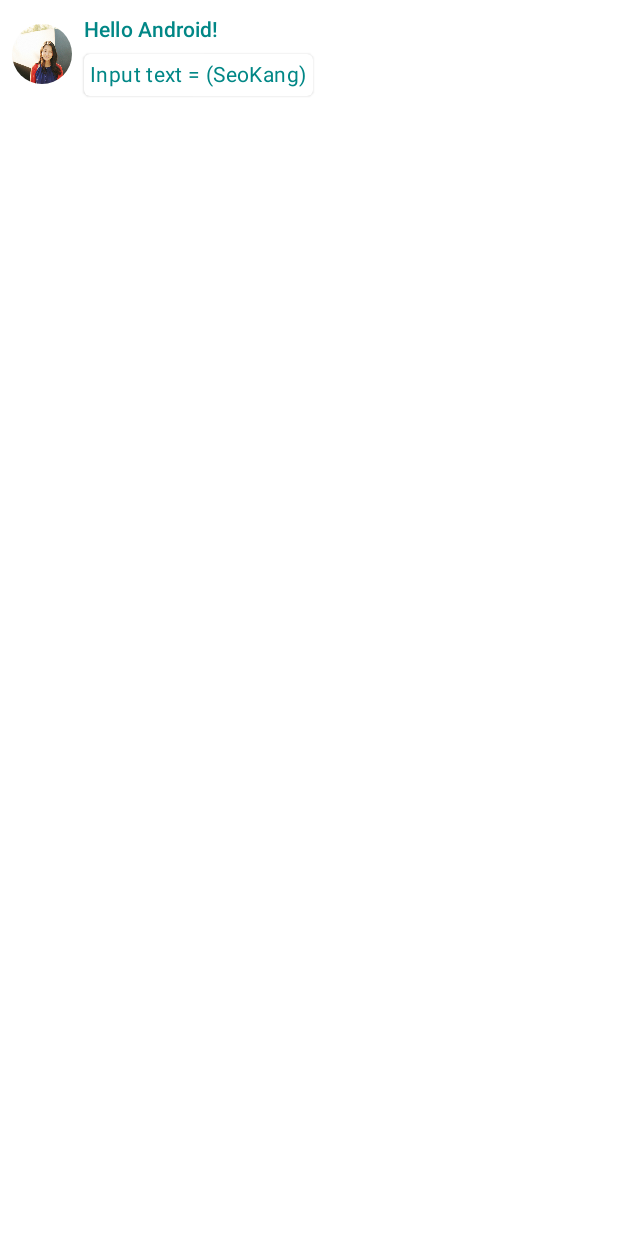
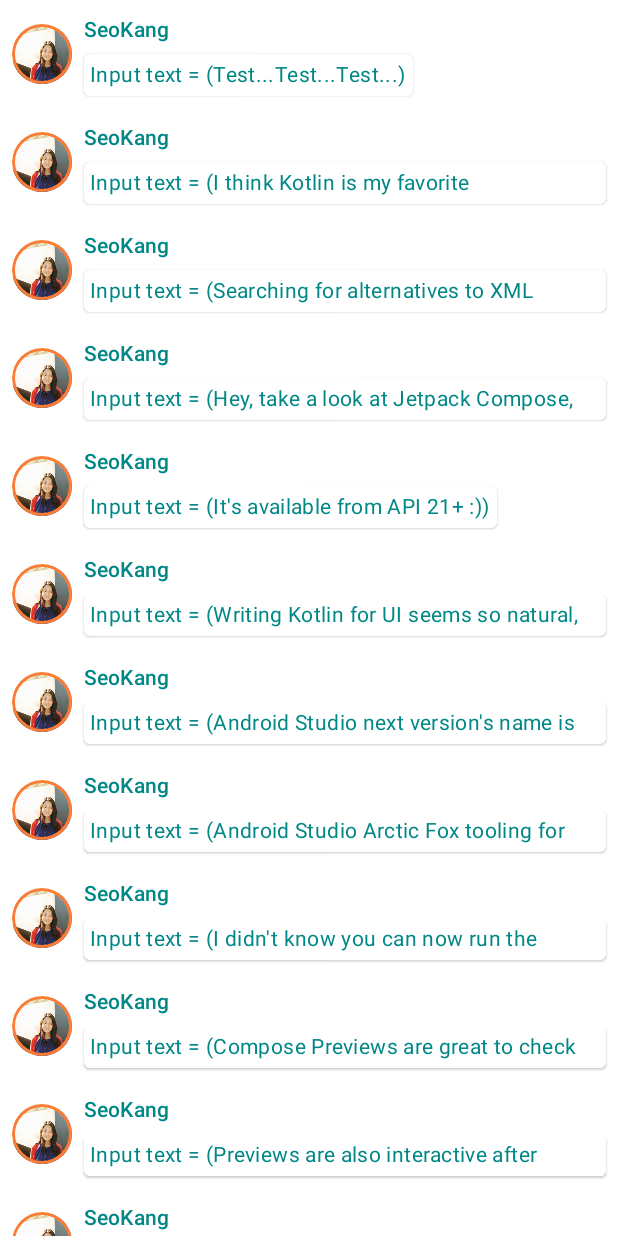
Before and after one commit to Seokang/compose, an Android app built with Jetpack Compose: the screen it shows after launch (MainActivity), on a phone screen of 412 x 824 dp. Run offline under Robolectric (Android 15) with nearby library versions, the phone set to English and light mode, and no system bars.

Commit message:
[ADD] Expand List UI(Like RecyclerView)

```diff
--- a/app/src/main/java/me/seokang/compose/MainActivity.kt
+++ b/app/src/main/java/me/seokang/compose/MainActivity.kt
@@ -6,18 +6,23 @@ import androidx.activity.ComponentActivity
 import androidx.activity.compose.setContent
 import androidx.compose.foundation.Image
 import androidx.compose.foundation.border
+import androidx.compose.foundation.clickable
 import androidx.compose.foundation.layout.*
+import androidx.compose.foundation.lazy.LazyColumn
+import androidx.compose.foundation.lazy.items
 import androidx.compose.foundation.shape.CircleShape
 import androidx.compose.material.MaterialTheme
 import androidx.compose.material.Surface
 import androidx.compose.material.Text
-import androidx.compose.runtime.Composable
+import androidx.compose.runtime.*
 import androidx.compose.ui.Alignment
 import androidx.compose.ui.Modifier
 import androidx.compose.ui.draw.clip
 import androidx.compose.ui.res.painterResource
 import androidx.compose.ui.tooling.preview.Preview
 import androidx.compose.ui.unit.dp
+import me.seokang.compose.data.Message
+import me.seokang.compose.data.SampleData
 import me.seokang.compose.ui.theme.ComposeTheme
 
 class MainActivity : ComponentActivity() {
@@ -25,27 +30,7 @@ class MainActivity : ComponentActivity() {
         super.onCreate(savedInstanceState)
         setContent {
             ComposeTheme {
-                Row(
-                    modifier = Modifier.padding(all = 8.dp),
-                    verticalAlignment = Alignment.CenterVertically,
-                    horizontalArrangement = Arrangement.Center
-                ) {
-                    Image(
-                        painter = painterResource(id = R.drawable.profile_picture),
-                        contentDescription = "Profile Image",
-                        modifier = Modifier
-                            .size(40.dp)
-                            .clip(CircleShape) //Set image size to 40 dp and shaped as a circle
-                    )
-
-                    Spacer(modifier = Modifier.width(8.dp))  // Add a horizontal space between the image and the column
-
-                    Column {
-                        Greeting(name = "Android")
-                        Spacer(modifier = Modifier.height(4.dp)) // Add a vertical space between the Greeting and MessageCard texts
-                        MessageCard("SeoKang");
-                    }
-                }
+                Conversation(messages = SampleData.conversationSample)
             }
         }
     }
@@ -60,42 +45,21 @@ class MainActivity : ComponentActivity() {
 @Composable
 fun DefaultPreview() {
     ComposeTheme {
-        Row(
-            modifier = Modifier.padding(all = 8.dp),
-            verticalAlignment = Alignment.CenterVertically,
-            horizontalArrangement = Arrangement.Center
-        ) {
-            Image(
-                painter = painterResource(id = R.drawable.profile_picture),
-                contentDescription = "Profile Image",
-                modifier = Modifier
-                    .size(40.dp)
-                    .clip(CircleShape) //Set image size to 40 dp and shaped as a circle
-                    .border(1.5.dp, MaterialTheme.colors.secondary, CircleShape)
-            )
-
-            Spacer(modifier = Modifier.width(8.dp))  // Add a horizontal space between the image and the column
-
-            Column {
-                Greeting(name = "Android")
-                Spacer(modifier = Modifier.height(4.dp)) // Add a vertical space between the Greeting and MessageCard texts
-                MessageCard("SeoKang");
-            }
-        }
+        Conversation(messages = SampleData.conversationSample)
     }
 }
 
 @Composable
-fun Greeting(name: String) {
+fun Message(name: String) {
     Text(
-        text = "Hello $name!",
+        text = name,
         color = MaterialTheme.colors.secondaryVariant,
         style = MaterialTheme.typography.subtitle2
     )
 }
 
 @Composable
-fun MessageCard(text: String) {
+fun MessageArea(text: String, isExpanded: Boolean) {
     Surface(
         shape = MaterialTheme.shapes.medium,
         elevation = 1.dp
@@ -104,8 +68,43 @@ fun MessageCard(text: String) {
             text = "Input text = ($text)",
             color = MaterialTheme.colors.secondaryVariant,
             style = MaterialTheme.typography.body2,
-            modifier = Modifier.padding(all = 4.dp)
+            modifier = Modifier.padding(all = 4.dp),
+            maxLines = if (isExpanded) Int.MAX_VALUE else 1 // If the message is expanded, we display all its content otherwise we only display the first line
         )
     }
+}
 
+@Composable
+fun MessageCard(message: Message) {
+    Row(
+        modifier = Modifier.padding(all = 8.dp),
+        verticalAlignment = Alignment.CenterVertically,
+        horizontalArrangement = Arrangement.Center
+    ) {
+        Image(
+            painter = painterResource(id = R.drawable.profile_picture),
+            contentDescription = "Profile Image",
+            modifier = Modifier
+                .size(40.dp)
+                .clip(CircleShape) //Set image size to 40 dp and shaped as a circle
+                .border(1.5.dp, MaterialTheme.colors.secondary, CircleShape)
+        )
+
+        Spacer(modifier = Modifier.width(8.dp))  // Add a horizontal space between the image and the column
+
+        var isExpanded by remember { mutableStateOf(false) } // We keep track if the message is expanded or not in this variable
+
+        Column(modifier = Modifier.clickable { isExpanded = !isExpanded }) { // We toggle the isExpanded variable when we click on this Column
+            Message(name = message.title)
+            Spacer(modifier = Modifier.height(4.dp)) // Add a vertical space between the Greeting and MessageCard texts
+            MessageArea(text = message.body, isExpanded = isExpanded)
+        }
+    }
 }
+
+@Composable
+fun Conversation(messages: List<Message>) {
+    LazyColumn {
+        items(messages) { message -> MessageCard(message = message) }
+    }
+}
--- /dev/null
+++ b/app/src/main/java/me/seokang/compose/data/Message.kt
@@ -0,0 +1,6 @@
+package me.seokang.compose.data
+
+data class Message(
+    val title : String,
+    val body : String
+)
--- /dev/null
+++ b/app/src/main/java/me/seokang/compose/data/SampleData.kt
@@ -0,0 +1,20 @@
+package me.seokang.compose.data
+
+object SampleData {
+    // Sample conversation data
+    val conversationSample = listOf(
+        Message("SeoKang", "Test...Test...Test..."),
+        Message("SeoKang", "I think Kotlin is my favorite programming language.\n It's so much fun!"),
+        Message("SeoKang", "Searching for alternatives to XML layouts..."),
+        Message("SeoKang", "Hey, take a look at Jetpack Compose, it's great!\nIt's the Android's modern toolkit for building native UI." ),
+
+        Message("SeoKang", "It's available from API 21+ :)"),
+        Message("SeoKang", "Writing Kotlin for UI seems so natural, Compose where have you been all my life?"),
+        Message("SeoKang", "Android Studio next version's name is Arctic Fox"),
+        Message("SeoKang", "Android Studio Arctic Fox tooling for Compose is top notch ^_^"),
+        Message("SeoKang", "I didn't know you can now run the emulator directly from Android Studio"),
+        Message("SeoKang", "Compose Previews are great to check quickly how a composable layout looks like"),
+        Message("SeoKang", "Previews are also interactive after enabling the experimental setting"),
+        Message("SeoKang", "Have you tried writing build.gradle with KTS?")
+    )
+}
```
